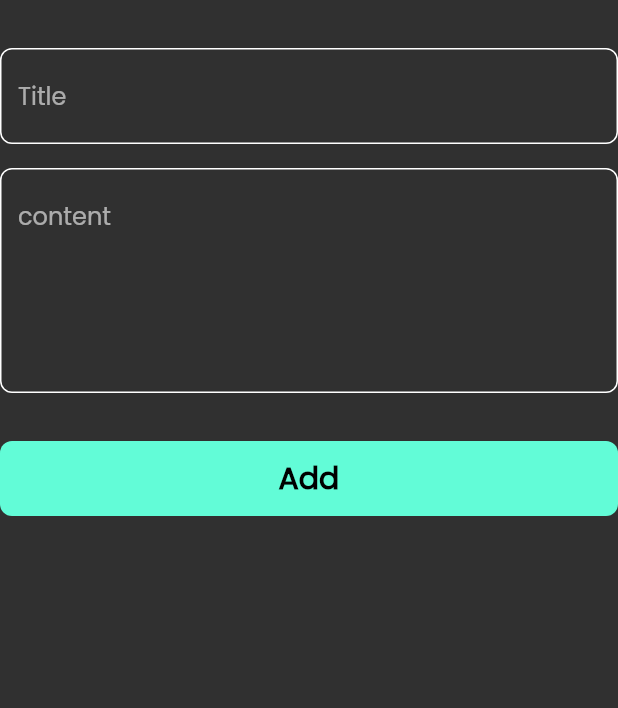
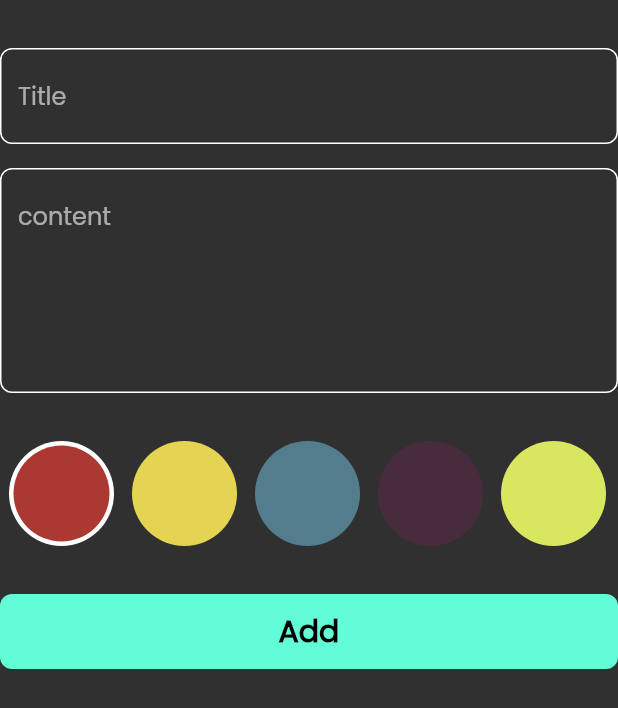
Before and after one commit to gamalazzam5/notes_app, a Flutter app: the AddNoteForm widget shown alone on an empty page, opened directly, on a phone screen of 412 x 824 dp. Shown: the top 708 px of the screen. Run offline on Flutter 3.47's test engine with Material 3 defaults, Android fonts, the phone set to English and light mode, and no system bars; our stand-ins replace flutter_bloc, hive, hive_flutter; accounts and stored records are empty.

Commit message:
add colors listView

```diff
--- a/lib/widgets/add_note_form.dart
+++ b/lib/widgets/add_note_form.dart
@@ -4,6 +4,7 @@ import 'package:intl/intl.dart';
 import 'package:notes_app/cubits/add_note_cubit/add_note_cubit.dart';
 import 'package:notes_app/models/note_model.dart';
 
+import 'colors_list_view.dart';
 import 'custom_button.dart';
 import 'custom_text_field.dart';
 
@@ -43,6 +44,8 @@ class _AddNoteFormState extends State<AddNoteForm> {
             },
           ),
           const SizedBox(height: 32),
+          const ColorListView(),
+          const SizedBox(height: 32,),
           BlocBuilder<AddNoteCubit, AddNoteState>(
             builder: (context, state) {
               return CustomButton(
--- /dev/null
+++ b/lib/widgets/colors_list_view.dart
@@ -0,0 +1,64 @@
+import 'package:flutter/material.dart';
+
+class ColorItem extends StatelessWidget {
+  const ColorItem({super.key, required this.isSelected, required this.color});
+final bool isSelected;
+final Color color ;
+  @override
+  Widget build(BuildContext context) {
+    return isSelected? CircleAvatar(
+      radius: 35,
+      backgroundColor: Colors.white,
+      child: CircleAvatar(
+        backgroundColor: color,
+        radius: 32,
+      ),
+    ) : CircleAvatar(
+      backgroundColor: color,
+      radius: 35,
+    );
+  }
+}
+
+class ColorListView extends StatefulWidget {
+  const ColorListView({super.key});
+
+  @override
+  State<ColorListView> createState() => _ColorListViewState();
+}
+
+class _ColorListViewState extends State<ColorListView> {
+  int currentIndex =0;
+  List<Color> colors =const [
+    Color(0xffAC3931),
+    Color(0xffE5D352),
+    Color(0xff537D8D),
+    Color(0xff482C3D),
+    Color(0xffD9E760),
+
+  ];
+  @override
+  Widget build(BuildContext context) {
+    return SizedBox(
+      height: 70,
+      child: ListView.builder(
+          scrollDirection: Axis.horizontal,
+          itemCount: colors.length,
+          itemBuilder: (context,index){
+            return Padding(
+              padding: const EdgeInsets.symmetric(horizontal: 6),
+              child: GestureDetector(
+                  onTap: (){
+                    currentIndex = index;
+                    setState(() {
+
+                    });
+                  },
+                  child: ColorItem(isSelected: currentIndex == index ,
+                  color: colors[index],
+                  )),
+            );
+          }),
+    );
+  }
+}
```
